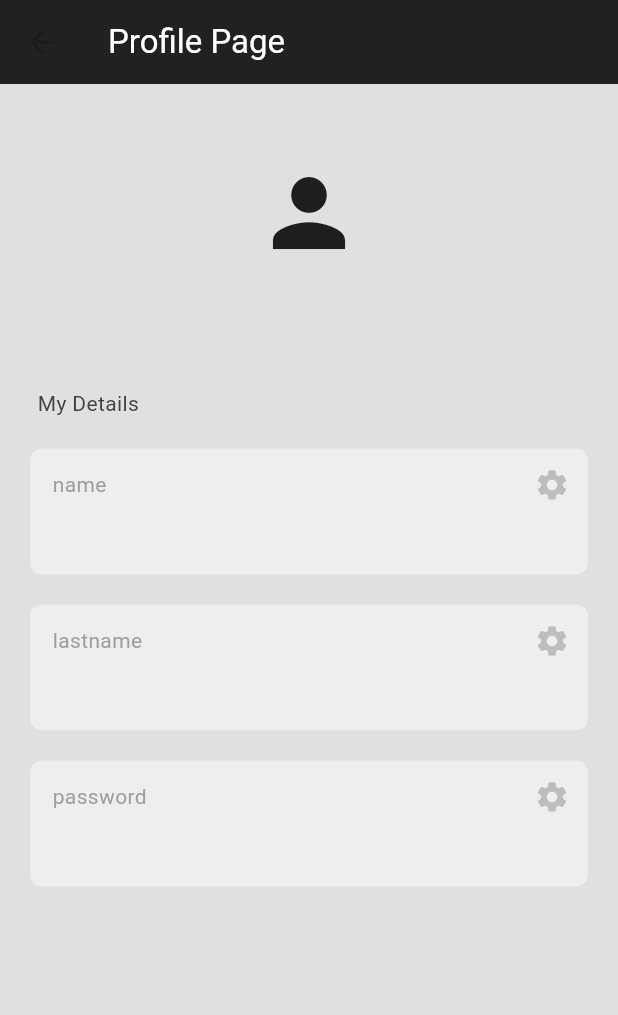
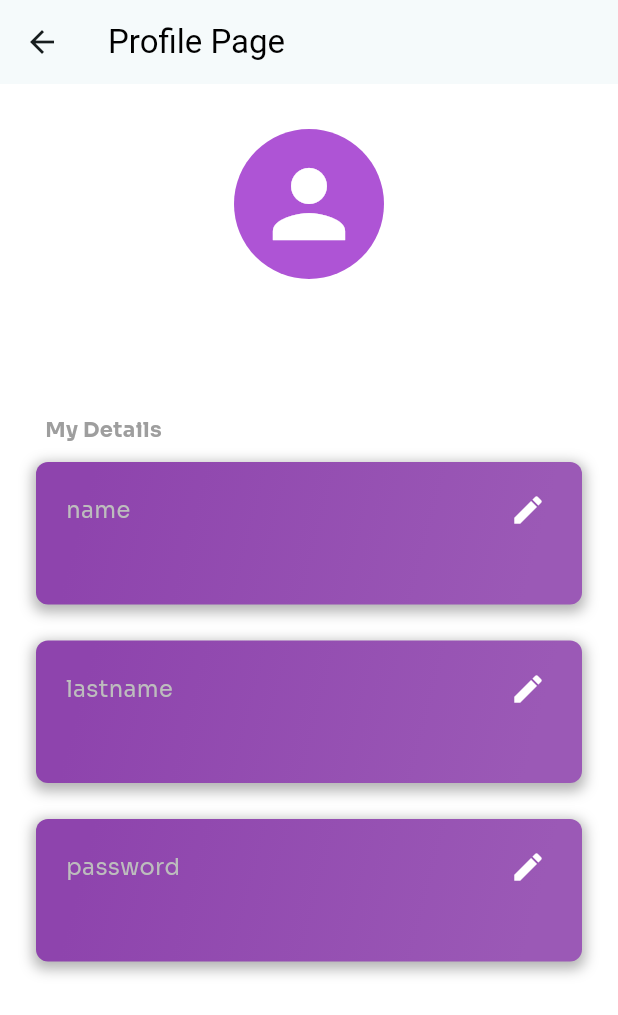
Before and after one commit to bavertalantimur/book_donate-flutter, a Flutter app: the ProfileScreen screen opened by its route, on a phone screen of 412 x 824 dp. Shown: the top 1015 px of the screen. Run offline on Flutter 3.47's test engine with Material 3 defaults, Android fonts, the phone set to English and light mode, and no system bars; our stand-ins replace bloc, carousel_slider, cloud_firestore, dash_chat_2, equatable, firebase_auth and 7 more; missing offline and left inert: flutter_stripe, pay; accounts and stored records are empty; network calls fail.

```diff
--- a/lib/screens/profile/profile_screen.dart
+++ b/lib/screens/profile/profile_screen.dart
@@ -2,6 +2,7 @@ import 'package:cloud_firestore/cloud_firestore.dart';
 import 'package:firebase_auth/firebase_auth.dart';
 import 'package:flutter/material.dart';
 import 'package:flutter_test_application/widgets/profile_text_box.dart';
+import 'package:google_fonts/google_fonts.dart';
 
 class ProfileScreen extends StatefulWidget {
   const ProfileScreen({Key? key}) : super(key: key);
@@ -24,8 +25,13 @@ class _ProfileScreenState extends State<ProfileScreen> {
 
     await showDialog(
       context: context,
-      builder: (context) => AlertDialog(
-        backgroundColor: Colors.grey[900],
+      builder: (context) => WillPopScope(
+        onWillPop: () async {
+          clearControllers();
+          return true;
+        },
+        child: AlertDialog(
+          backgroundColor: Color.fromARGB(255, 142, 44, 184),
           title: Text(
             "Edit ${isPassword ? 'password' : field}",
             style: TextStyle(color: Colors.white),
@@ -41,6 +47,9 @@ class _ProfileScreenState extends State<ProfileScreen> {
                       decoration: InputDecoration(
                         hintText: "Enter current password",
                         hintStyle: TextStyle(color: Colors.grey),
+                        focusedBorder: UnderlineInputBorder(
+                          borderSide: BorderSide(color: Colors.white),
+                        ),
                       ),
                     ),
                     SizedBox(height: 10),
@@ -51,6 +60,9 @@ class _ProfileScreenState extends State<ProfileScreen> {
                       decoration: InputDecoration(
                         hintText: "Enter new password",
                         hintStyle: TextStyle(color: Colors.grey),
+                        focusedBorder: UnderlineInputBorder(
+                          borderSide: BorderSide(color: Colors.white),
+                        ),
                       ),
                     ),
                     SizedBox(height: 10),
@@ -61,6 +73,9 @@ class _ProfileScreenState extends State<ProfileScreen> {
                       decoration: InputDecoration(
                         hintText: "Confirm new password",
                         hintStyle: TextStyle(color: Colors.grey),
+                        focusedBorder: UnderlineInputBorder(
+                          borderSide: BorderSide(color: Colors.white),
+                        ),
                       ),
                     ),
                   ],
@@ -71,6 +86,9 @@ class _ProfileScreenState extends State<ProfileScreen> {
                   decoration: InputDecoration(
                     hintText: "Enter new $field",
                     hintStyle: TextStyle(color: Colors.grey),
+                    focusedBorder: UnderlineInputBorder(
+                      borderSide: BorderSide(color: Colors.white),
+                    ),
                   ),
                   onChanged: (value) {
                     newValue = value;
@@ -78,7 +96,10 @@ class _ProfileScreenState extends State<ProfileScreen> {
                 ),
           actions: [
             TextButton(
-            onPressed: () => Navigator.pop(context),
+              onPressed: () {
+                Navigator.pop(context);
+                clearControllers();
+              },
               child: Text(
                 'Cancel',
                 style: TextStyle(color: Colors.white),
@@ -89,7 +110,8 @@ class _ProfileScreenState extends State<ProfileScreen> {
                 if (isPassword) {
                   String currentPassword = _passwordController.text.trim();
                   String newPassword = _newPasswordController.text.trim();
-                String confirmPassword = _confirmPasswordController.text.trim();
+                  String confirmPassword =
+                      _confirmPasswordController.text.trim();
 
                   if (currentPassword.isEmpty ||
                       newPassword.isEmpty ||
@@ -148,6 +170,7 @@ class _ProfileScreenState extends State<ProfileScreen> {
                     }
                   }
                 }
+                clearControllers();
               },
               child: Text(
                 'Save',
@@ -156,19 +179,29 @@ class _ProfileScreenState extends State<ProfileScreen> {
             ),
           ],
         ),
+      ),
     );
+  }
+
+  void clearControllers() {
+    _passwordController.clear();
+    _newPasswordController.clear();
+    _confirmPasswordController.clear();
+  }
+
+  String getPasswordAsAsterisks(String password) {
+    return '*' * password.length;
   }
 
   @override
   Widget build(BuildContext context) {
     return Scaffold(
-      backgroundColor: Colors.grey[300],
+      backgroundColor: Colors.white,
       appBar: AppBar(
         title: const Text(
           "Profile Page",
-          style: TextStyle(color: Colors.white),
+          style: TextStyle(color: Colors.black),
         ),
-        backgroundColor: Colors.grey[900],
       ),
       body: StreamBuilder<DocumentSnapshot>(
         stream: FirebaseFirestore.instance
@@ -180,23 +213,38 @@ class _ProfileScreenState extends State<ProfileScreen> {
             final userData = snapshot.data!.data() as Map<String, dynamic>;
             return ListView(
               children: [
-                const SizedBox(height: 50),
-                Icon(
+                const SizedBox(height: 30),
+                Container(
+                  width: 100,
+                  height: 100,
+                  decoration: BoxDecoration(
+                    shape: BoxShape.circle,
+                    color: Color.fromARGB(255, 174, 84, 213),
+                  ),
+                  child: Icon(
                     Icons.person,
                     size: 72,
+                    color: Colors.white,
                   ),
-                const SizedBox(height: 10),
+                ),
+                const SizedBox(height: 20),
                 Text(
                   currentUser.email!,
                   textAlign: TextAlign.center,
-                  style: TextStyle(color: Colors.grey[700]),
+                  style: GoogleFonts.sora(
+                    textStyle: TextStyle(
+                        color: Colors.grey, fontWeight: FontWeight.bold),
+                  ),
                 ),
                 const SizedBox(height: 50),
                 Padding(
-                  padding: const EdgeInsets.only(left: 25.0),
+                  padding: const EdgeInsets.only(left: 30.0),
                   child: Text(
                     "My Details",
-                    style: TextStyle(color: Colors.grey[800]),
+                    style: GoogleFonts.sora(
+                      textStyle: TextStyle(
+                          color: Colors.grey, fontWeight: FontWeight.bold),
+                    ),
                   ),
                 ),
                 ProfileTextBox(
@@ -210,8 +258,7 @@ class _ProfileScreenState extends State<ProfileScreen> {
                   onPressed: () => editField('lastname'),
                 ),
                 ProfileTextBox(
-                  text: userData[
-                      'password'], // Just for indication that password is hidden
+                  text: getPasswordAsAsterisks(userData['password']),
                   name: 'password',
                   onPressed: () => editField('password'),
                 )
--- a/lib/widgets/profile_text_box.dart
+++ b/lib/widgets/profile_text_box.dart
@@ -1,22 +1,40 @@
 import 'package:flutter/material.dart';
+import 'package:google_fonts/google_fonts.dart';
 
 class ProfileTextBox extends StatelessWidget {
   final String text;
   final String name;
   final void Function()? onPressed;
-  const ProfileTextBox(
-      {super.key,
-      required this.text,
-      required this.name,
-      required this.onPressed});
+
+  const ProfileTextBox({
+    Key? key,
+    required this.text,
+    required this.name,
+    required this.onPressed,
+  }) : super(key: key);
 
   @override
   Widget build(BuildContext context) {
     return Container(
       decoration: BoxDecoration(
-          color: Colors.grey[200], borderRadius: BorderRadius.circular(8)),
-      padding: EdgeInsets.only(left: 15, bottom: 15),
-      margin: const EdgeInsets.only(left: 20, right: 20, top: 20),
+        gradient: LinearGradient(
+          colors: [Color(0xFF8E44AD), Color(0xFF9B59B6)], // Renk geçişi
+          begin: Alignment.topLeft,
+          end: Alignment.bottomRight,
+          stops: [0.1, 0.9],
+        ),
+        borderRadius: BorderRadius.circular(8),
+        boxShadow: [
+          BoxShadow(
+            color: Colors.black.withOpacity(0.3),
+            spreadRadius: 2,
+            blurRadius: 7,
+            offset: Offset(0, 3),
+          ),
+        ],
+      ),
+      padding: EdgeInsets.symmetric(vertical: 16, horizontal: 20),
+      margin: EdgeInsets.symmetric(vertical: 12, horizontal: 24),
       child: Column(
         crossAxisAlignment: CrossAxisAlignment.start,
         children: [
@@ -25,18 +43,39 @@ class ProfileTextBox extends StatelessWidget {
             children: [
               Text(
                 name,
-                style: TextStyle(color: Colors.grey[500]),
+                style: GoogleFonts.sora(
+                  textStyle: TextStyle(
+                    color: Colors.grey[400],
+                    fontSize: 15,
+                  ),
+                ),
               ),
-              IconButton(
-                onPressed: onPressed,
-                icon: Icon(
-                  Icons.settings,
-                  color: Colors.grey[400],
+              Material(
+                color: Colors.transparent,
+                child: InkWell(
+                  onTap: onPressed,
+                  borderRadius: BorderRadius.circular(20),
+                  child: Padding(
+                    padding: EdgeInsets.all(4),
+                    child: Icon(
+                      Icons.edit,
+                      color: Colors.white,
+                    ),
+                  ),
                 ),
-              )
+              ),
             ],
           ),
-          Text(text),
+          SizedBox(height: 8),
+          Text(
+            text,
+            style: GoogleFonts.sora(
+              textStyle: TextStyle(
+                color: Colors.white,
+                fontSize: 16,
+              ),
+            ),
+          ),
         ],
       ),
     );
--- a/pubspec.yaml
+++ b/pubspec.yaml
@@ -58,6 +58,8 @@ dependencies:
   flutter_launcher_icons: ^0.13.1
   google_fonts: ^6.2.0
   flare_flutter: ^3.0.2
+  image_picker: ^1.0.8
+  firebase_storage: ^11.6.9
 
 
 
```
Also changed, not shown: lib/screens/form/book_form_screen.dart (added, +240 -0 lines), lib/screens/product/product_screen.dart (+23 -3 lines), pubspec.lock, 6 other files. Lines whose indentation alone changed are shown as unchanged.
